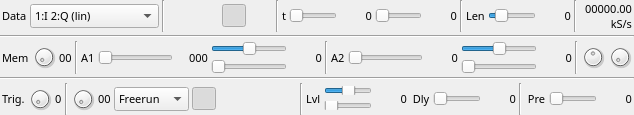
The window that sdrgui/gui/glscopegui.ui (f4exb/sdrangel) describes before a commit, drawn with Qt 5.
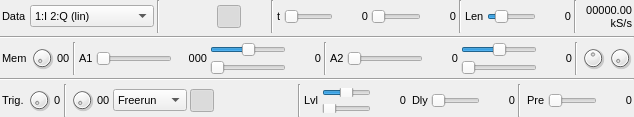
The same window after the commit. Icons and pictures are not drawn. Custom widgets are drawn as their Qt base class.

Commit message: sdrgui: changed all fonts to Liberation

Patch:
```diff
--- a/sdrgui/gui/glscopegui.ui
+++ b/sdrgui/gui/glscopegui.ui
@@ -7,7 +7,7 @@
     <x>0</x>
     <y>0</y>
     <width>634</width>
-    <height>115</height>
+    <height>117</height>
    </rect>
   </property>
   <property name="minimumSize">
@@ -18,7 +18,7 @@
   </property>
   <property name="font">
    <font>
-    <family>Sans Serif</family>
+    <family>Liberation Sans</family>
     <pointsize>8</pointsize>
    </font>
   </property>
```
Left out of the diff: 11 changed lines with no effect on the pictures. The commit also changes 18 other files.
